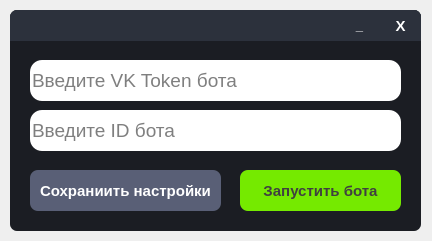
otaboyevsardorbek1/VK-Bot-ru, file VK Bot/Bot_Panel/bot_panel.ui: the form before one commit.
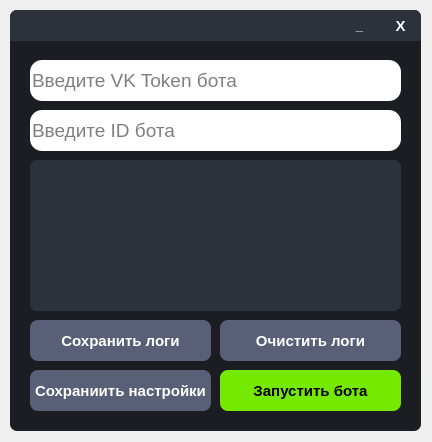
The form after the commit. Icons and pictures are not drawn.

The edit to the form file:
```diff
--- a/VK Bot/Bot_Panel/bot_panel.ui
+++ b/VK Bot/Bot_Panel/bot_panel.ui
@@ -7,7 +7,7 @@
     <x>0</x>
     <y>0</y>
     <width>432</width>
-    <height>241</height>
+    <height>442</height>
    </rect>
   </property>
   <property name="windowTitle">
@@ -20,7 +20,7 @@
       <x>10</x>
       <y>10</y>
       <width>411</width>
-      <height>221</height>
+      <height>421</height>
      </rect>
     </property>
     <property name="styleSheet">
@@ -225,9 +225,9 @@
     <widget class="QPushButton" name="StartBotButton">
      <property name="geometry">
       <rect>
-       <x>230</x>
-       <y>160</y>
-       <width>161</width>
+       <x>210</x>
+       <y>360</y>
+       <width>181</width>
        <height>41</height>
       </rect>
      </property>
@@ -243,7 +243,6 @@
      </property>
      <property name="styleSheet">
       <string notr="true">QPushButton{
-	color: #404040;
 	border-radius: 8px;
 	background-color: #75ea00;
 }
@@ -264,8 +263,8 @@
      <property name="geometry">
       <rect>
        <x>20</x>
-       <y>160</y>
-       <width>191</width>
+       <y>360</y>
+       <width>181</width>
        <height>41</height>
       </rect>
      </property>
@@ -351,6 +350,180 @@
       </property>
      </widget>
     </widget>
+    <widget class="QListWidget" name="LogListWidget">
+     <property name="geometry">
+      <rect>
+       <x>20</x>
+       <y>150</y>
+       <width>371</width>
+       <height>151</height>
+      </rect>
+     </property>
+     <property name="font">
+      <font>
+       <pointsize>8</pointsize>
+       <weight>75</weight>
+       <bold>true</bold>
+      </font>
+     </property>
+     <property name="tabletTracking">
+      <bool>false</bool>
+     </property>
+     <property name="autoFillBackground">
+      <bool>false</bool>
+     </property>
+     <property name="styleSheet">
+      <string notr="true">color: white;
+border-radius: 7px;
+background-color: #2C313C;
+</string>
+     </property>
+     <property name="frameShape">
+      <enum>QFrame::StyledPanel</enum>
+     </property>
+     <property name="frameShadow">
+      <enum>QFrame::Sunken</enum>
+     </property>
+     <property name="lineWidth">
+      <number>1</number>
+     </property>
+     <property name="verticalScrollBarPolicy">
+      <enum>Qt::ScrollBarAsNeeded</enum>
+     </property>
+     <property name="horizontalScrollBarPolicy">
+      <enum>Qt::ScrollBarAsNeeded</enum>
+     </property>
+     <property name="sizeAdjustPolicy">
+      <enum>QAbstractScrollArea::AdjustIgnored</enum>
+     </property>
+     <property name="autoScroll">
+      <bool>true</bool>
+     </property>
+     <property name="tabKeyNavigation">
+      <bool>false</bool>
+     </property>
+     <property name="showDropIndicator" stdset="0">
+      <bool>true</bool>
+     </property>
+     <property name="dragDropOverwriteMode">
+      <bool>false</bool>
+     </property>
+     <property name="alternatingRowColors">
+      <bool>false</bool>
+     </property>
+     <property name="verticalScrollMode">
+      <enum>QAbstractItemView::ScrollPerItem</enum>
+     </property>
+     <property name="horizontalScrollMode">
+      <enum>QAbstractItemView::ScrollPerItem</enum>
+     </property>
+     <property name="movement">
+      <enum>QListView::Static</enum>
+     </property>
+     <property name="flow">
+      <enum>QListView::TopToBottom</enum>
+     </property>
+     <property name="isWrapping" stdset="0">
+      <bool>false</bool>
+     </property>
+     <property name="resizeMode">
+      <enum>QListView::Fixed</enum>
+     </property>
+     <property name="layoutMode">
+      <enum>QListView::SinglePass</enum>
+     </property>
+     <property name="viewMode">
+      <enum>QListView::ListMode</enum>
+     </property>
+     <property name="uniformItemSizes">
+      <bool>false</bool>
+     </property>
+     <property name="wordWrap">
+      <bool>false</bool>
+     </property>
+     <property name="selectionRectVisible">
+      <bool>false</bool>
+     </property>
+     <property name="sortingEnabled">
+      <bool>false</bool>
+     </property>
+    </widget>
+    <widget class="QPushButton" name="SaveLogButton">
+     <property name="geometry">
+      <rect>
+       <x>20</x>
+       <y>310</y>
+       <width>181</width>
+       <height>41</height>
+      </rect>
+     </property>
+     <property name="font">
+      <font>
+       <pointsize>11</pointsize>
+       <weight>75</weight>
+       <bold>true</bold>
+      </font>
+     </property>
+     <property name="cursor">
+      <cursorShape>PointingHandCursor</cursorShape>
+     </property>
+     <property name="styleSheet">
+      <string notr="true">QPushButton{
+	color: white;
+	border-radius: 8px;
+	background-color: #595F76;
+}
+
+QPushButton:hover{
+	background-color: #50566E;
+}
+
+QPushButton:pressed{
+	background-color: #434965;
+}</string>
+     </property>
+     <property name="text">
+      <string>Сохранить логи</string>
+     </property>
+    </widget>
+    <widget class="QPushButton" name="ClearLogButton">
+     <property name="geometry">
+      <rect>
+       <x>210</x>
+       <y>310</y>
+       <width>181</width>
+       <height>41</height>
+      </rect>
+     </property>
+     <property name="font">
+      <font>
+       <pointsize>11</pointsize>
+       <weight>75</weight>
+       <bold>true</bold>
+      </font>
+     </property>
+     <property name="cursor">
+      <cursorShape>PointingHandCursor</cursorShape>
+     </property>
+     <property name="styleSheet">
+      <string notr="true">QPushButton{
+	color: white;
+	border-radius: 8px;
+	background-color: #595F76;
+}
+
+QPushButton:hover{
+	background-color: #50566E;
+}
+
+QPushButton:pressed{
+	background-color: #434965;
+}</string>
+     </property>
+     <property name="text">
+      <string>Очистить логи</string>
+     </property>
+    </widget>
    </widget>
   </widget>
  </widget>
```
